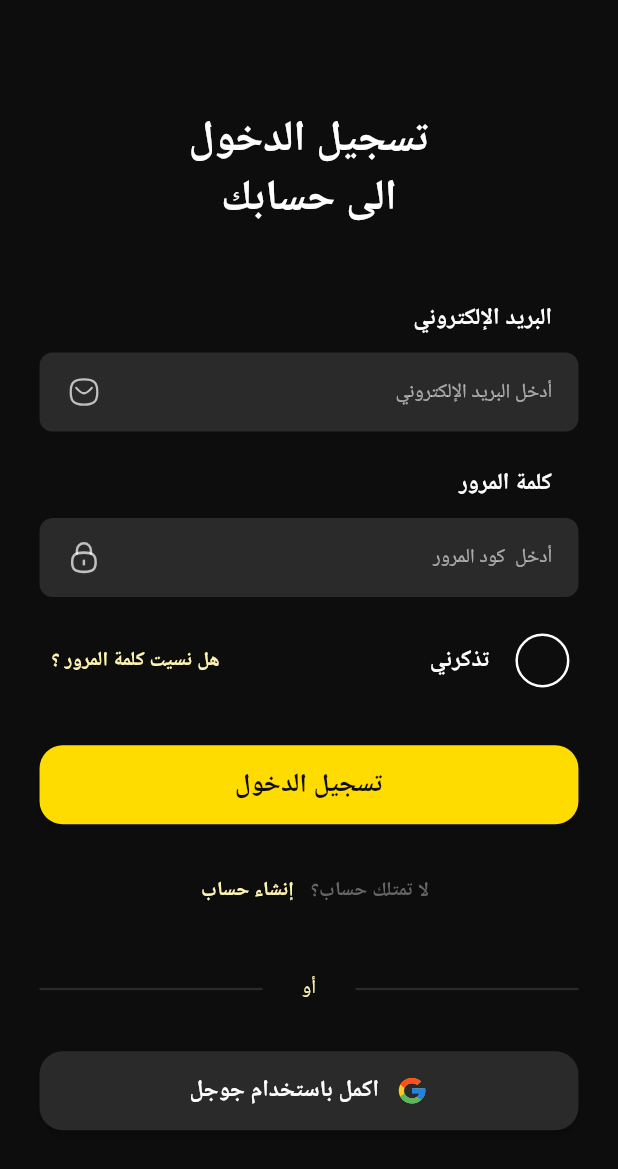
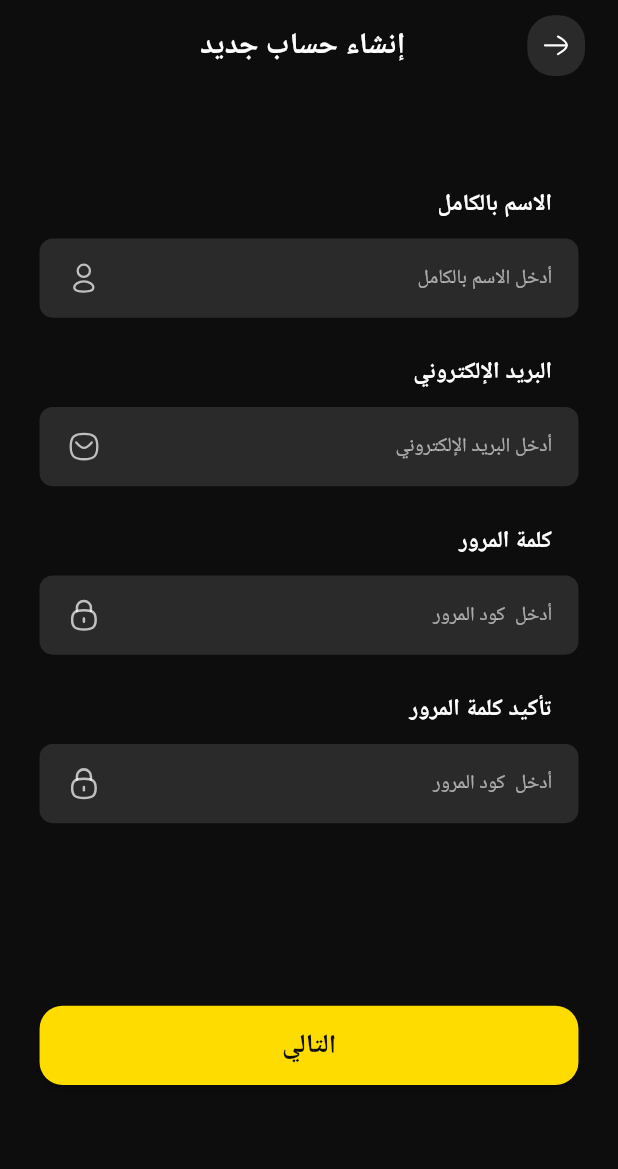
Before and after one commit to ZiadElgaraihe/black-market, a Flutter app: the screen it shows after launch, after a tap on "إنشاء حساب", on a phone screen of 412 x 824 dp. Shown: the top 1169 px of the screen. Run offline on Flutter 3.47's test engine with Material 2 defaults, Android fonts, the phone set to English and light mode, and no system bars; our stand-ins replace flutter_screenutil, flutter_svg, google_fonts; Roboto replaces fonts that are missing (Almarai, Tajawal).

Commit message:
finish sign up view design

```diff
--- a/lib/core/animations/left_slide_transition.dart
+++ b/lib/core/animations/left_slide_transition.dart
@@ -7,7 +7,7 @@ class LeftSlideTransition extends PageRouteBuilder {
           pageBuilder: (context, animation, secondaryAnimation) => page,
           transitionDuration: const Duration(milliseconds: 500),
           transitionsBuilder: (context, animation, secondaryAnimation, child) {
-            Offset begin = const Offset(-1, 0);
+            Offset begin = const Offset(1, 0);
             Offset end = const Offset(0, 0);
             Tween<Offset> tween = Tween<Offset>(begin: begin, end: end);
             CurvedAnimation curvedAnimation = CurvedAnimation(
--- /dev/null
+++ b/lib/core/functions/future_delayd_navigator.dart
@@ -0,0 +1,11 @@
+/// Add a brief delay to display a splash effect before navigating back.
+///
+/// This enhances the user experience by giving visual feedback on tap.
+///
+/// The delay is 350 milliseconds.
+void futureDelayedNavigator(void Function() action) {
+  Future.delayed(
+    const Duration(milliseconds: 350),
+    action,
+  );
+}
--- /dev/null
+++ b/lib/core/presentation/view/app_bars/default_app_bar.dart
@@ -0,0 +1,36 @@
+import 'package:black_market/core/presentation/view/buttons/default_back_button.dart';
+import 'package:black_market/core/utils/text_styles.dart';
+import 'package:flutter/material.dart';
+import 'package:flutter_screenutil/flutter_screenutil.dart';
+
+class DefaultAppBar extends StatelessWidget implements PreferredSizeWidget {
+  const DefaultAppBar({
+    super.key,
+    required this.title,
+  });
+
+  final String title;
+
+  @override
+  Size get preferredSize => Size.fromHeight(60.h);
+
+  @override
+  Widget build(BuildContext context) {
+    return SafeArea(
+      child: Container(
+        padding: EdgeInsets.symmetric(horizontal: 10.w, vertical: 10.h),
+        child: Row(
+          children: [
+            const DefaultBackButton(),
+            const Spacer(flex: 2),
+            Text(
+              title,
+              style: TextStyles.textStyle18,
+            ),
+            const Spacer(flex: 3),
+          ],
+        ),
+      ),
+    );
+  }
+}
--- /dev/null
+++ b/lib/core/presentation/view/buttons/default_back_button.dart
@@ -0,0 +1,42 @@
+import 'package:black_market/core/functions/future_delayd_navigator.dart';
+import 'package:black_market/core/utils/app_colors.dart';
+import 'package:black_market/core/utils/app_icons.dart';
+import 'package:flutter/material.dart';
+import 'package:flutter_screenutil/flutter_screenutil.dart';
+import 'package:flutter_svg/flutter_svg.dart';
+
+class DefaultBackButton extends StatelessWidget {
+  const DefaultBackButton({super.key});
+
+  @override
+  Widget build(BuildContext context) {
+    return Container(
+      height: 40.h,
+      width: 35.w,
+      margin: EdgeInsetsDirectional.only(start: 10.w),
+      decoration: BoxDecoration(
+        borderRadius: BorderRadius.circular(16.w),
+        color: AppColors.darkGrey,
+      ),
+      child: Material(
+        color: AppColors.transparent,
+        child: InkWell(
+          onTap: () {
+            futureDelayedNavigator(() {
+              Navigator.pop(context);
+            });
+          },
+          borderRadius: BorderRadius.circular(16.w),
+          child: Padding(
+            padding: EdgeInsets.symmetric(horizontal: 10.w, vertical: 10.h),
+            child: SvgPicture.asset(
+              AppIcons.assetsIconsArrowBack,
+              height: 20.h,
+              width: 20.w,
+            ),
+          ),
+        ),
+      ),
+    );
+  }
+}
--- a/lib/core/presentation/view/buttons/default_button.dart
+++ b/lib/core/presentation/view/buttons/default_button.dart
@@ -1,3 +1,4 @@
+import 'package:black_market/core/functions/future_delayd_navigator.dart';
 import 'package:black_market/core/utils/app_colors.dart';
 import 'package:black_market/core/utils/text_styles.dart';
 import 'package:flutter/material.dart';
@@ -16,7 +17,11 @@ class DefaultButton extends StatelessWidget {
   @override
   Widget build(BuildContext context) {
     return ElevatedButton(
-      onPressed: onPressed,
+      onPressed: () {
+        futureDelayedNavigator(() {
+          onPressed();
+        });
+      },
       style: ButtonStyle(
         fixedSize: MaterialStatePropertyAll(
           Size(327.w, 52.h),
--- /dev/null
+++ b/lib/features/auth/presentation/view/sign_up_view.dart
@@ -0,0 +1,18 @@
+import 'package:black_market/core/presentation/view/app_bars/default_app_bar.dart';
+import 'package:black_market/features/auth/presentation/view/widgets/sign_up_view_body.dart';
+import 'package:flutter/material.dart';
+
+class SignUpView extends StatelessWidget {
+  const SignUpView({super.key});
+
+  @override
+  Widget build(BuildContext context) {
+    return GestureDetector(
+      onTap: () => FocusManager.instance.primaryFocus!.unfocus(),
+      child: const Scaffold(
+        appBar: DefaultAppBar(title: 'إنشاء حساب جديد'),
+        body: SignUpViewBody(),
+      ),
+    );
+  }
+}
--- a/lib/features/auth/presentation/view/widgets/buttons/continue_with_google_button.dart
+++ b/lib/features/auth/presentation/view/widgets/buttons/continue_with_google_button.dart
@@ -1,3 +1,4 @@
+import 'package:black_market/core/functions/future_delayd_navigator.dart';
 import 'package:black_market/core/utils/app_colors.dart';
 import 'package:black_market/core/utils/app_images.dart';
 import 'package:black_market/core/utils/text_styles.dart';
@@ -11,7 +12,9 @@ class ContinueWithGoogleButton extends StatelessWidget {
   @override
   Widget build(BuildContext context) {
     return ElevatedButton(
-      onPressed: () {},
+      onPressed: () {
+        futureDelayedNavigator(() {});
+      },
       style: ButtonStyle(
         fixedSize: MaterialStatePropertyAll(
           Size(327.w, 52.h),
--- a/lib/features/auth/presentation/view/widgets/buttons/log_in_text_button.dart
+++ b/lib/features/auth/presentation/view/widgets/buttons/log_in_text_button.dart
@@ -1,3 +1,4 @@
+import 'package:black_market/core/functions/future_delayd_navigator.dart';
 import 'package:black_market/core/utils/app_colors.dart';
 import 'package:black_market/core/utils/text_styles.dart';
 import 'package:flutter/material.dart';
@@ -15,7 +16,11 @@ class LogInTextButton extends StatelessWidget {
   @override
   Widget build(BuildContext context) {
     return TextButton(
-      onPressed: onPressed,
+      onPressed: () {
+        futureDelayedNavigator(() {
+          onPressed();
+        });
+      },
       style: ButtonStyle(
         overlayColor: MaterialStatePropertyAll(
           AppColors.lightYellow.withOpacity(0.1),
--- a/lib/features/auth/presentation/view/widgets/rows/no_account_row.dart
+++ b/lib/features/auth/presentation/view/widgets/rows/no_account_row.dart
@@ -1,5 +1,7 @@
+import 'package:black_market/core/animations/left_slide_transition.dart';
 import 'package:black_market/core/utils/app_colors.dart';
 import 'package:black_market/core/utils/text_styles.dart';
+import 'package:black_market/features/auth/presentation/view/sign_up_view.dart';
 import 'package:black_market/features/auth/presentation/view/widgets/buttons/log_in_text_button.dart';
 import 'package:flutter/material.dart';
 
@@ -18,7 +20,14 @@ class NoAccountRow extends StatelessWidget {
           ),
         ),
         LogInTextButton(
-          onPressed: () {},
+          onPressed: () {
+            Navigator.push(
+              context,
+              LeftSlideTransition(
+                page: const SignUpView(),
+              ),
+            );
+          },
           title: 'إنشاء حساب',
         ),
       ],
--- /dev/null
+++ b/lib/features/auth/presentation/view/widgets/sign_up_view_body.dart
@@ -0,0 +1,61 @@
+import 'package:black_market/core/presentation/view/buttons/default_button.dart';
+import 'package:black_market/core/presentation/view/sections/user_data_section.dart';
+import 'package:black_market/core/utils/app_icons.dart';
+import 'package:flutter/material.dart';
+import 'package:flutter_screenutil/flutter_screenutil.dart';
+
+class SignUpViewBody extends StatelessWidget {
+  const SignUpViewBody({super.key});
+
+  @override
+  Widget build(BuildContext context) {
+    return SingleChildScrollView(
+      physics: const BouncingScrollPhysics(),
+      child: Padding(
+        padding: EdgeInsets.symmetric(horizontal: 24.w),
+        child: Column(
+          children: [
+            SizedBox(height: 64.h),
+            const UserDataSection(
+              hintText: 'أدخل الاسم بالكامل',
+              keyboardType: TextInputType.name,
+              obscureText: false,
+              sectionTitle: 'الاسم بالكامل',
+              suffixIcon: AppIcons.assetsIconsProfile,
+            ),
+            SizedBox(height: 26.h),
+            const UserDataSection(
+              hintText: 'أدخل البريد الإلكتروني',
+              keyboardType: TextInputType.emailAddress,
+              obscureText: false,
+              sectionTitle: 'البريد الإلكتروني',
+              suffixIcon: AppIcons.assetsIconsMessage,
+            ),
+            SizedBox(height: 26.h),
+            const UserDataSection(
+              hintText: 'أدخل  كود المرور',
+              keyboardType: TextInputType.visiblePassword,
+              obscureText: true,
+              sectionTitle: 'كلمة المرور',
+              suffixIcon: AppIcons.assetsIconsLock,
+            ),
+            SizedBox(height: 26.h),
+            const UserDataSection(
+              hintText: 'أدخل  كود المرور',
+              keyboardType: TextInputType.visiblePassword,
+              obscureText: true,
+              sectionTitle: 'تأكيد كلمة المرور',
+              suffixIcon: AppIcons.assetsIconsLock,
+            ),
+            SizedBox(height: 120.h),
+            DefaultButton(
+              onPressed: () {},
+              title: 'التالي',
+            ),
+            SizedBox(height: 20.h),
+          ],
+        ),
+      ),
+    );
+  }
+}
```
Also changed, not shown: assets/icons/arrow_back.svg.
